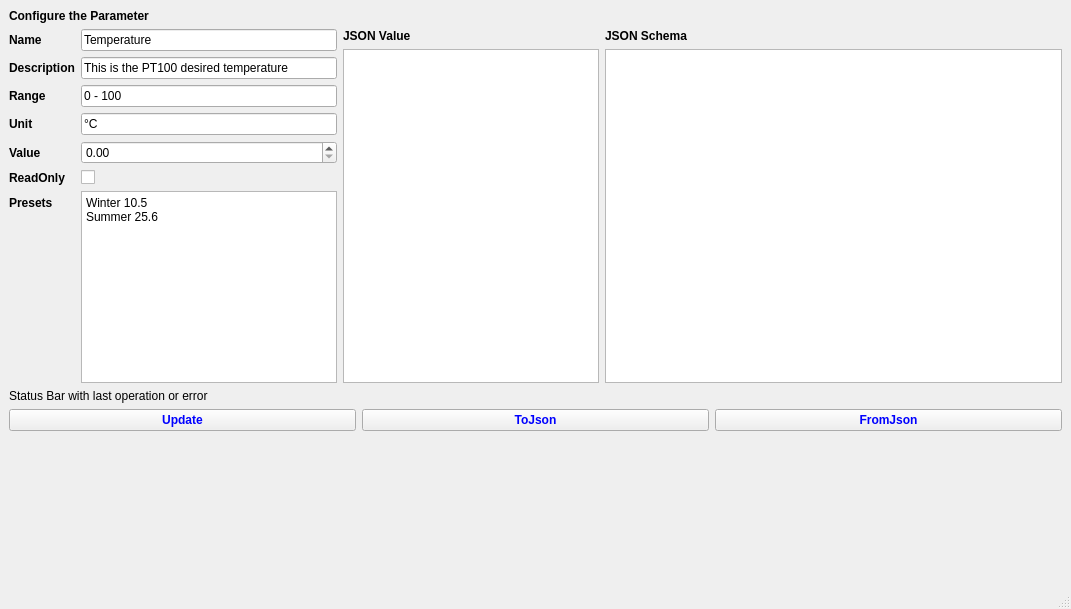
First picture: the form in Examples/AppParameterBasicUsage/mainwindow.ui, repository g-gualeni/QtNoid2, before the edit.
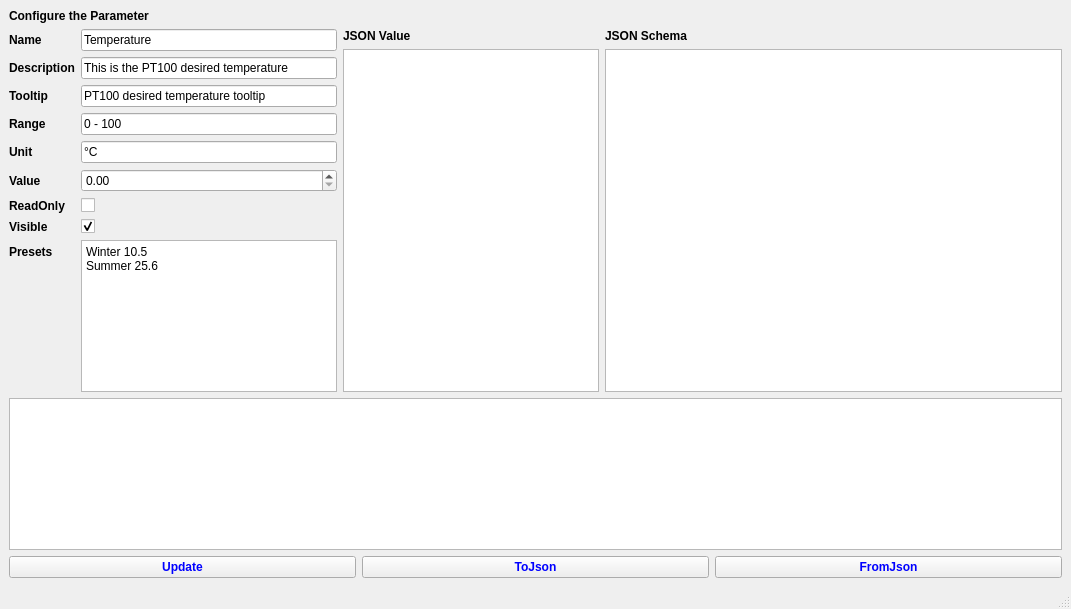
Second picture: the form after the edit.

The edit to the form file:
```diff
--- a/Examples/AppParameterBasicUsage/mainwindow.ui
+++ b/Examples/AppParameterBasicUsage/mainwindow.ui
@@ -76,6 +76,31 @@
          </widget>
         </item>
         <item row="2" column="0">
+         <widget class="QLabel" name="label_11">
+          <property name="font">
+           <font>
+            <bold>true</bold>
+           </font>
+          </property>
+          <property name="text">
+           <string>Tooltip</string>
+          </property>
+         </widget>
+        </item>
+        <item row="2" column="1">
+         <widget class="QLineEdit" name="txtTooltip">
+          <property name="minimumSize">
+           <size>
+            <width>250</width>
+            <height>0</height>
+           </size>
+          </property>
+          <property name="text">
+           <string>PT100 desired temperature tooltip</string>
+          </property>
+         </widget>
+        </item>
+        <item row="3" column="0">
          <widget class="QLabel" name="label_4">
           <property name="font">
            <font>
@@ -87,14 +112,14 @@
           </property>
          </widget>
         </item>
-        <item row="2" column="1">
+        <item row="3" column="1">
          <widget class="QLineEdit" name="txtRange">
           <property name="text">
            <string>0 - 100</string>
           </property>
          </widget>
         </item>
-        <item row="3" column="0">
+        <item row="4" column="0">
          <widget class="QLabel" name="label_6">
           <property name="font">
            <font>
@@ -106,14 +131,14 @@
           </property>
          </widget>
         </item>
-        <item row="3" column="1">
+        <item row="4" column="1">
          <widget class="QLineEdit" name="txtUnit">
           <property name="text">
            <string>°C</string>
           </property>
          </widget>
         </item>
-        <item row="4" column="0">
+        <item row="5" column="0">
          <widget class="QLabel" name="label_5">
           <property name="font">
            <font>
@@ -125,29 +150,51 @@
           </property>
          </widget>
         </item>
-        <item row="5" column="0">
-         <widget class="QLabel" name="label_7">
-          <property name="font">
-           <font>
-            <bold>true</bold>
-           </font>
-          </property>
-          <property name="text">
-           <string>ReadOnly</string>
-          </property>
-         </widget>
-        </item>
         <item row="5" column="1">
-         <widget class="QCheckBox" name="optReadOnly">
-          <property name="text">
-           <string/>
-          </property>
-         </widget>
-        </item>
-        <item row="4" column="1">
          <widget class="QDoubleSpinBox" name="txtValue"/>
         </item>
         <item row="6" column="0">
+         <widget class="QLabel" name="label_7">
+          <property name="font">
+           <font>
+            <bold>true</bold>
+           </font>
+          </property>
+          <property name="text">
+           <string>ReadOnly</string>
+          </property>
+         </widget>
+        </item>
+        <item row="6" column="1">
+         <widget class="QCheckBox" name="optReadOnly">
+          <property name="text">
+           <string/>
+          </property>
+         </widget>
+        </item>
+        <item row="7" column="0">
+         <widget class="QLabel" name="label_12">
+          <property name="font">
+           <font>
+            <bold>true</bold>
+           </font>
+          </property>
+          <property name="text">
+           <string>Visible</string>
+          </property>
+         </widget>
+        </item>
+        <item row="7" column="1">
+         <widget class="QCheckBox" name="optVisible">
+          <property name="text">
+           <string/>
+          </property>
+          <property name="checked">
+           <bool>true</bool>
+          </property>
+         </widget>
+        </item>
+        <item row="8" column="0">
          <widget class="QLabel" name="label_10">
           <property name="font">
            <font>
@@ -159,7 +206,7 @@
           </property>
          </widget>
         </item>
-        <item row="6" column="1">
+        <item row="8" column="1">
          <widget class="QPlainTextEdit" name="txtPresets">
           <property name="plainText">
            <string>Winter 10.5
@@ -206,11 +253,7 @@
      </layout>
     </item>
     <item>
-     <widget class="QLabel" name="txtStatusBar">
-      <property name="text">
-       <string>Status Bar with last operation or error</string>
-      </property>
-     </widget>
+     <widget class="QPlainTextEdit" name="txtLog"/>
     </item>
     <item>
      <layout class="QHBoxLayout" name="horizontalLayout_3">
```
